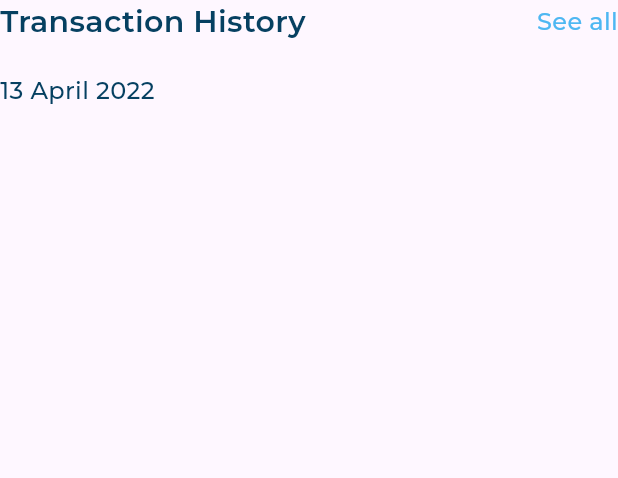
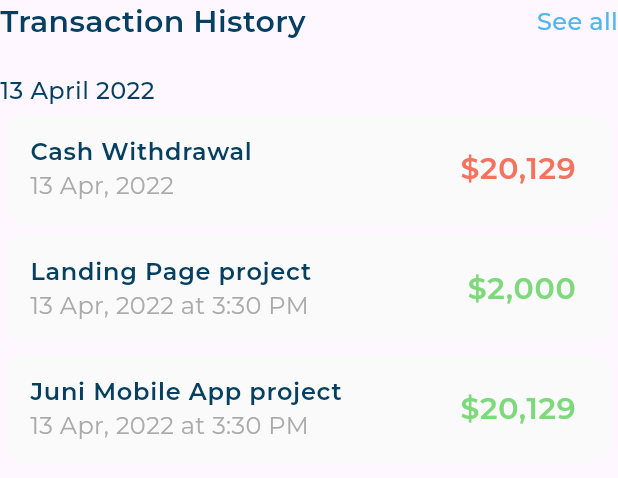
Before and after one commit to MohamedElnegouly/responsive_dash_board, a Flutter app: the TransctionHistory widget shown alone on an empty page, opened directly, on a phone screen of 412 x 824 dp. Shown: the top 478 px of the screen. Run offline on Flutter 3.47's test engine with Material 3 defaults, Android fonts, the phone set to English and light mode, and no system bars; our stand-ins replace expandable_page_view, flutter_svg; project files that could hold a hidden picture were left out.

Commit message:
trigger transction list view

```diff
--- a/lib/widgets/transction_history.dart
+++ b/lib/widgets/transction_history.dart
@@ -1,5 +1,6 @@
 import 'package:flutter/material.dart';
 import 'package:responsive_dash_board/utils/app_styles.dart';
+import 'package:responsive_dash_board/widgets/transction_history_list_view.dart';
 
 class TransctionHistory extends StatelessWidget {
   const TransctionHistory({super.key});
@@ -31,6 +32,7 @@ class TransctionHistory extends StatelessWidget {
           '13 April 2022',
           style: AppStyles.styleMedium16,
         ),
+        TransctionHistoryListView(),
       ],
     );
   }
--- /dev/null
+++ b/lib/widgets/transction_history_list_view.dart
@@ -0,0 +1,36 @@
+import 'package:flutter/material.dart';
+import 'package:responsive_dash_board/models/transction_history.dart';
+import 'package:responsive_dash_board/widgets/transction_item.dart';
+
+class TransctionHistoryListView extends StatelessWidget {
+  const TransctionHistoryListView({super.key});
+  static const items = [
+    TransctionHistory(
+      title: 'Cash Withdrawal',
+      date: '13 Apr, 2022 ',
+      amount: r'$20,129',
+      isWithdrawal: true,
+    ),
+    TransctionHistory(
+      title: 'Landing Page project',
+      date: '13 Apr, 2022 at 3:30 PM',
+      amount: r'$2,000',
+      isWithdrawal: false,
+    ),
+    TransctionHistory(
+      title: 'Juni Mobile App project',
+      date: '13 Apr, 2022 at 3:30 PM',
+      amount: r'$20,129',
+      isWithdrawal: false,
+    ),
+  ];
+  @override
+  Widget build(BuildContext context) {
+    return ListView.builder(
+        itemCount: items.length,
+        shrinkWrap: true,
+        itemBuilder: (context, index) {
+          return TransctionItem(transctionHistory: items[index]);
+        });
+  }
+}
--- a/lib/widgets/transction_item.dart
+++ b/lib/widgets/transction_item.dart
@@ -20,7 +20,8 @@ class TransctionItem extends StatelessWidget {
         ),
         subtitle: Text(
           transctionHistory.date,
-          style: AppStyles.styleRegular16,
+          style:
+              AppStyles.styleRegular16.copyWith(color: const Color(0XFFAAAAAA)),
         ),
         trailing: Text(
           transctionHistory.amount,
```
